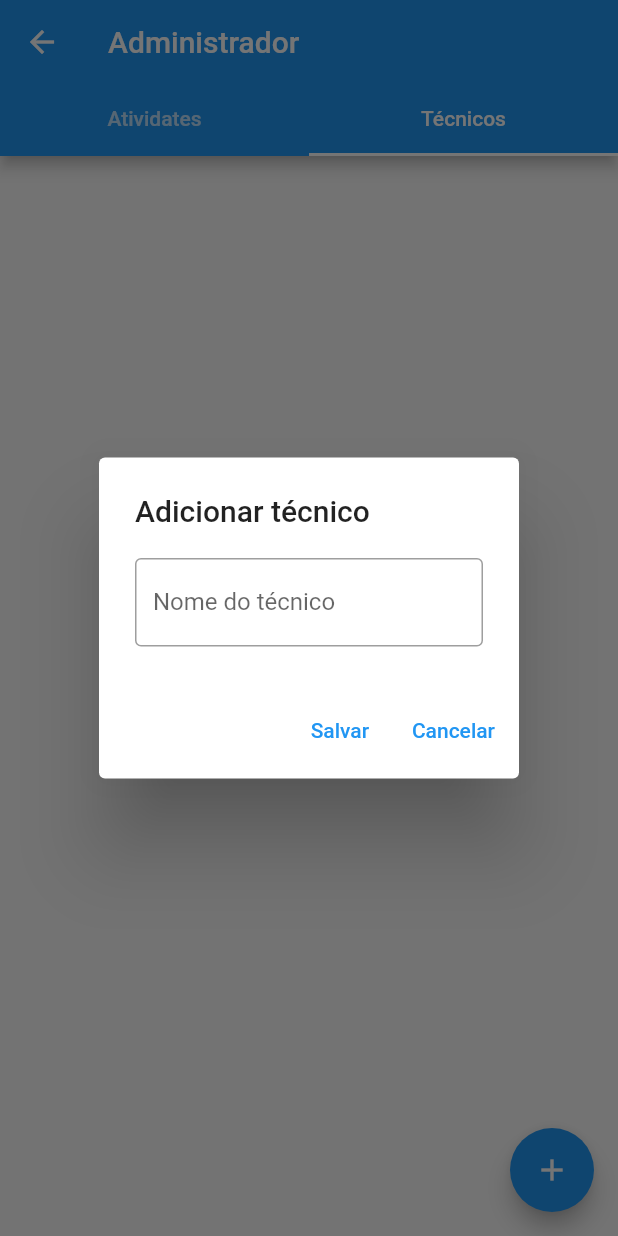
After one commit to felipe2121/Desafio-Desenvolvedor-Flutter, a Flutter app: the AdminPage screen opened by its route, tab 2 chosen, after a tap on the "add" icon, on a phone screen of 412 x 824 dp. The commit adds this screen. Run offline on Flutter 3.47's test engine with Material 2 defaults, Android fonts, the phone set to English and light mode, and no system bars; our stand-ins replace flutter_mobx, flutter_modular, mobx; generated files the repository leaves out were written again.

Commit message:
criação da página dos técnicos

```diff
--- a/lib/app/app_module.dart
+++ b/lib/app/app_module.dart
@@ -1,4 +1,5 @@
 import 'package:desafio_flutter/app/presenter/admin/task_list/task_list_store.dart';
+import 'package:desafio_flutter/app/presenter/admin/technician_list/technician_list_store.dart';
 import 'package:desafio_flutter/app/presenter/home/home_module.dart';
 import 'package:flutter_modular/flutter_modular.dart';
 
@@ -7,6 +8,7 @@ class AppModule extends Module {
   @override
   final List<Bind> binds = [
     Bind.singleton((i) => TaskListStore()),
+    Bind.singleton((i) => TechnicianListStore()),
   ];
 
   @override
--- a/lib/app/presenter/admin/admin_page.dart
+++ b/lib/app/presenter/admin/admin_page.dart
@@ -1,4 +1,5 @@
 import 'package:desafio_flutter/app/presenter/admin/task_list/task_list_page.dart';
+import 'package:desafio_flutter/app/presenter/admin/technician_list/technician_list_page.dart';
 import 'package:flutter/material.dart';
 
 class AdminPage extends StatelessWidget {
@@ -23,7 +24,9 @@ class AdminPage extends StatelessWidget {
             Center(
               child: TaskListPage(),
             ),
-            Center(),
+            Center(
+              child: TechnicianListPage(),
+            ),
           ],
         ),
       ),
--- /dev/null
+++ b/lib/app/presenter/admin/technician_list/dialogs/add_technician_dialog.dart
@@ -0,0 +1,38 @@
+import 'package:desafio_flutter/app/domain/models/technician/technician_model.dart';
+import 'package:flutter/material.dart';
+import 'package:flutter_modular/flutter_modular.dart';
+import '../technician_list_store.dart';
+
+addTechnicianDialog(BuildContext context) {
+
+  final store = Modular.get<TechnicianListStore>();
+
+  var model = TechnicianModel(name: '', tasks: []);
+
+  showDialog(
+    context: context,
+    builder: (_) {
+      return AlertDialog(
+        title: Text('Adicionar técnico'),
+        content: TextField(
+          onChanged: model.setName,
+          decoration: InputDecoration(
+              border: OutlineInputBorder(), labelText: 'Nome do técnico'),
+        ),
+        actions: [
+          TextButton(
+              onPressed: () {
+                store.addItem(model);
+                Modular.to.pop();
+              },
+              child: Text('Salvar')),
+          TextButton(
+              onPressed: () {
+                Modular.to.pop();
+              },
+              child: Text('Cancelar')),
+        ],
+      );
+    },
+  );
+}
--- /dev/null
+++ b/lib/app/presenter/admin/technician_list/technician_list_page.dart
@@ -0,0 +1,42 @@
+import 'package:desafio_flutter/app/presenter/admin/technician_list/technician_list_store.dart';
+import 'package:flutter/material.dart';
+import 'package:flutter_mobx/flutter_mobx.dart';
+import 'package:flutter_modular/flutter_modular.dart';
+import 'dialogs/add_technician_dialog.dart';
+import 'dialogs/delete_technician_dialog.dart';
+import 'dialogs/edit_technician_dialog.dart';
+import 'item/technician_item.dart';
+
+class TechnicianListPage extends StatelessWidget {
+  final store = Modular.get<TechnicianListStore>();
+
+  @override
+  Widget build(BuildContext context) {
+    return Scaffold(
+      body: Observer(
+        builder: (_) {
+          return ListView.builder(
+              itemCount: store.listItems.length,
+              itemBuilder: (_, index) {
+                var item = store.listItems[index];
+                return TechnicianItem(
+                  item: item,
+                  editClicked: () {
+                    editTechnicianDialog(context, item);
+                  },
+                  deleteClicked: () {
+                    deleteTechnicianDialog(context, item);
+                  },
+                );
+              });
+        },
+      ),
+      floatingActionButton: FloatingActionButton(
+        onPressed: () {
+          addTechnicianDialog(context);
+        },
+        child: Icon(Icons.add),
+      ),
+    );
+  }
+}
```
Also changed, not shown: lib/app/presenter/admin/technician_list/dialogs/delete_technician_dialog.dart (added, +31 -0 lines), lib/app/presenter/admin/technician_list/dialogs/edit_technician_dialog.dart (added, +51 -0 lines), lib/app/presenter/admin/technician_list/item/technician_item.dart (added, +35 -0 lines), lib/app/presenter/admin/technician_list/technician_list_store.dart (added, +41 -0 lines), lib/app/presenter/admin/technician_list/technician_list_store.g.dart (added).
